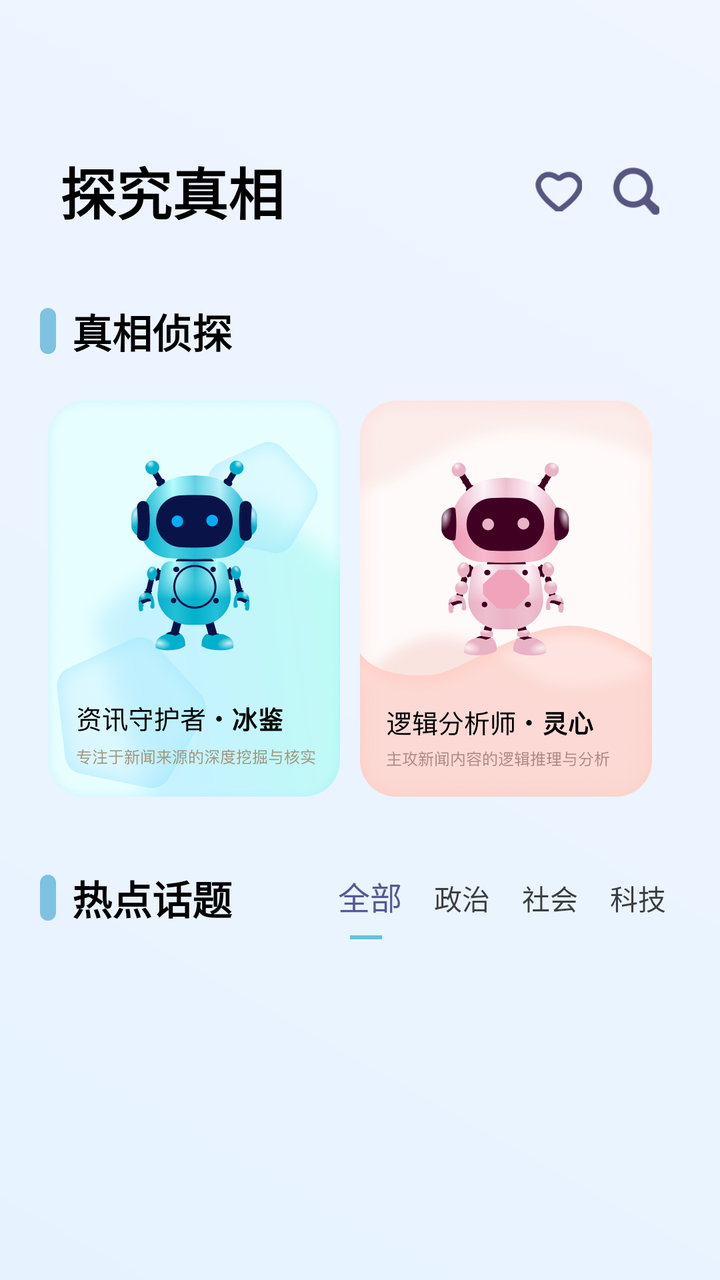
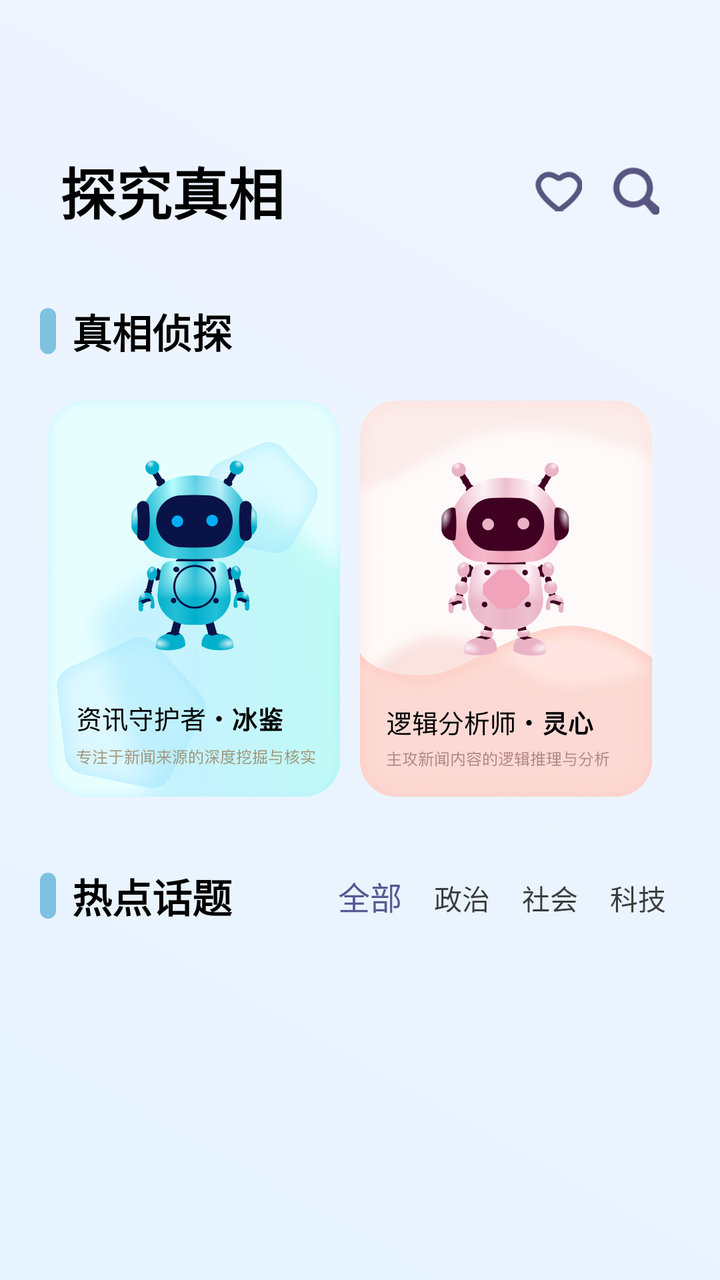

Screens rendered from an Android XML layout before and after an edit, with the pre-edit source and the edit as a unified diff.
<!-- AndroidManifest.xml: application theme Theme.InsightNewsAndroid -->
<!-- res/layout/fragment_explore.xml -->
<?xml version="1.0" encoding="utf-8"?>

<ScrollView xmlns:android="http://schemas.android.com/apk/res/android"
    xmlns:app="http://schemas.android.com/apk/res-auto"
    android:layout_width="match_parent"
    android:layout_height="match_parent"
    android:background="@drawable/background_gradient"
    android:fillViewport="true">

    <LinearLayout
        android:layout_width="match_parent"
        android:layout_height="wrap_content"
        android:orientation="vertical">

        
        <LinearLayout
            android:layout_width="match_parent"
            android:layout_height="wrap_content"
            android:orientation="horizontal"
            android:paddingHorizontal="30dp"
            android:paddingTop="75dp"
            android:paddingBottom="35dp"
            android:gravity="center_vertical">

            <TextView
                android:id="@+id/tvTitle"
                android:layout_width="0dp"
                android:layout_height="wrap_content"
                android:layout_weight="1"
                android:text="@string/explore_title"
                android:textSize="28sp"
                android:textStyle="bold"
                android:textColor="@color/black" />

            <ImageView
                android:id="@+id/ivCollect"
                android:layout_width="24dp"
                android:layout_height="24dp"
                android:src="@drawable/ic_heart"
                android:layout_marginEnd="15dp"
                android:contentDescription="@string/collect_description"
                android:clickable="true"
                android:focusable="true" />

            <ImageView
                android:id="@+id/ivSearch"
                android:layout_width="24dp"
                android:layout_height="24dp"
                android:src="@drawable/ic_search"
                android:contentDescription="@string/search_description"
                android:clickable="true"
                android:focusable="true" />

        </LinearLayout>

        
        <LinearLayout
            android:layout_width="match_parent"
            android:layout_height="wrap_content"
            android:orientation="vertical"
            android:paddingBottom="30dp">

            
            <LinearLayout
                android:layout_width="match_parent"
                android:layout_height="wrap_content"
                android:orientation="horizontal"
                android:gravity="center_vertical"
                android:paddingHorizontal="20dp"
                android:paddingBottom="20dp">

                <View
                    android:layout_width="8dp"
                    android:layout_height="23dp"
                    android:background="@drawable/rounded_blue_rectangle"
                    android:layout_marginEnd="8dp" />

                <TextView
                    android:layout_width="wrap_content"
                    android:layout_height="wrap_content"
                    android:text="@string/truth_detective"
                    android:textSize="20sp"
                    android:textStyle="bold"
                    android:textColor="@color/black" />

            </LinearLayout>

            
            <HorizontalScrollView
                android:layout_width="match_parent"
                android:layout_height="wrap_content"
                android:paddingHorizontal="24dp"
                android:scrollbars="none">

                <LinearLayout
                    android:layout_width="wrap_content"
                    android:layout_height="wrap_content"
                    android:orientation="horizontal"
                    android:paddingEnd="24dp">

                    <ImageView
                        android:id="@+id/ivBingjian"
                        android:layout_width="146dp"
                        android:layout_height="198dp"
                        android:src="@drawable/bingjian"
                        android:scaleType="centerCrop"
                        android:background="@drawable/rounded_corner_18"
                        android:layout_marginEnd="10dp"
                        android:contentDescription="@string/bingjian_description"
                        android:clickable="true"
                        android:focusable="true" />

                    <ImageView
                        android:id="@+id/ivLingxin"
                        android:layout_width="146dp"
                        android:layout_height="198dp"
                        android:src="@drawable/linxin"
                        android:scaleType="centerCrop"
                        android:background="@drawable/rounded_corner_18"
                        android:layout_marginEnd="10dp"
                        android:contentDescription="@string/lingxin_description"
                        android:clickable="true"
                        android:focusable="true" />

                    <ImageView
                        android:id="@+id/ivNuanyang"
                        android:layout_width="146dp"
                        android:layout_height="198dp"
                        android:src="@drawable/nuanyang"
                        android:scaleType="centerCrop"
                        android:background="@drawable/rounded_corner_18"
                        android:contentDescription="@string/nuanyang_description"
                        android:clickable="true"
                        android:focusable="true" />

                </LinearLayout>

            </HorizontalScrollView>

        </LinearLayout>

        
        <LinearLayout
            android:layout_width="match_parent"
            android:layout_height="wrap_content"
            android:orientation="vertical">

            
            <LinearLayout
                android:layout_width="match_parent"
                android:layout_height="wrap_content"
                android:orientation="horizontal"
                android:gravity="center_vertical"
                android:paddingHorizontal="20dp"
                android:paddingBottom="20dp">

                <View
                    android:layout_width="8dp"
                    android:layout_height="23dp"
                    android:background="@drawable/rounded_blue_rectangle"
                    android:layout_marginEnd="8dp" />

                <TextView
                    android:layout_width="wrap_content"
                    android:layout_height="wrap_content"
                    android:text="@string/hot_topics"
                    android:textSize="20sp"
                    android:textStyle="bold"
                    android:textColor="@color/black"
                    android:layout_marginEnd="25dp" />

                
                <HorizontalScrollView
                    android:layout_width="0dp"
                    android:layout_height="wrap_content"
                    android:layout_weight="1"
                    android:scrollbars="none">

                    <RelativeLayout
                        android:layout_width="wrap_content"
                        android:layout_height="wrap_content"
                        android:paddingHorizontal="20dp">

                        <LinearLayout
                            android:id="@+id/categoryContainer"
                            android:layout_width="wrap_content"
                            android:layout_height="wrap_content"
                            android:orientation="horizontal">

                            <TextView
                                android:id="@+id/tvAll"
                                android:layout_width="wrap_content"
                                android:layout_height="wrap_content"
                                android:text="@string/category_all"
                                android:textSize="16sp"
                                android:textColor="@color/category_selected"
                                android:padding="8dp"
                                android:clickable="true"
                                android:focusable="true" />

                            <TextView
                                android:id="@+id/tvPolitics"
                                android:layout_width="wrap_content"
                                android:layout_height="wrap_content"
                                android:text="@string/category_politics"
                                android:textSize="14sp"
                                android:textColor="@color/black"
                                android:alpha="0.75"
                                android:padding="8dp"
                                android:clickable="true"
                                android:focusable="true" />

                            <TextView
                                android:id="@+id/tvSociety"
                                android:layout_width="wrap_content"
                                android:layout_height="wrap_content"
                                android:text="@string/category_society"
                                android:textSize="14sp"
                                android:textColor="@color/black"
                                android:alpha="0.75"
                                android:padding="8dp"
                                android:clickable="true"
                                android:focusable="true" />

                            <TextView
                                android:id="@+id/tvTech"
                                android:layout_width="wrap_content"
                                android:layout_height="wrap_content"
                                android:text="@string/category_tech"
                                android:textSize="14sp"
                                android:textColor="@color/black"
                                android:alpha="0.75"
                                android:padding="8dp"
                                android:clickable="true"
                                android:focusable="true" />

                            <TextView
                                android:id="@+id/tvCulture"
                                android:layout_width="wrap_content"
                                android:layout_height="wrap_content"
                                android:text="@string/category_culture"
                                android:textSize="14sp"
                                android:textColor="@color/black"
                                android:alpha="0.75"
                                android:padding="8dp"
                                android:clickable="true"
                                android:focusable="true" />

                            <TextView
                                android:id="@+id/tvEconomy"
                                android:layout_width="wrap_content"
                                android:layout_height="wrap_content"
                                android:text="@string/category_economy"
                                android:textSize="14sp"
                                android:textColor="@color/black"
                                android:alpha="0.75"
                                android:padding="8dp"
                                android:clickable="true"
                                android:focusable="true" />

                        </LinearLayout>

                        
                        <View
                            android:id="@+id/indicator"
                            android:layout_width="16dp"
                            android:layout_height="2dp"
                            android:background="@color/category_indicator"
                            android:layout_below="@id/categoryContainer"
                            android:layout_marginStart="7dp"
                            android:translationX="7dp" />

                    </RelativeLayout>

                </HorizontalScrollView>

            </LinearLayout>

            
            <ProgressBar
                android:id="@+id/progressBar"
                android:layout_width="wrap_content"
                android:layout_height="wrap_content"
                android:layout_gravity="center"
                android:layout_marginTop="20dp"
                android:layout_marginBottom="20dp"
                android:visibility="gone" />

            
            <androidx.recyclerview.widget.RecyclerView
                android:id="@+id/rvTopics"
                android:layout_width="match_parent"
                android:layout_height="wrap_content"
                android:paddingHorizontal="20dp"
                android:paddingBottom="80dp" />

        </LinearLayout>

    </LinearLayout>

</ScrollView>
<!-- resources referenced by this layout -->
<resources>
  <color name="black">#000000</color>
  <color name="category_indicator">#5FC5DA</color>
  <color name="category_selected">#565896</color>
  <!-- drawable background_gradient (drawable) -->
  <?xml version="1.0" encoding="utf-8"?>
  
  <shape xmlns:android="http://schemas.android.com/apk/res/android">
      <gradient
          android:startColor="#FFE6F3FF"
          android:endColor="#FFF0F5FF"
          android:angle="45" />
  </shape>
  <!-- drawable bingjian: png bitmap (drawable, 243884 bytes) -->
  <!-- drawable ic_heart: jpg bitmap (drawable, 1760 bytes) -->
  <!-- drawable ic_search: jpg bitmap (drawable, 1638 bytes) -->
  <!-- drawable linxin: png bitmap (drawable, 213978 bytes) -->
  <!-- drawable nuanyang: png bitmap (drawable, 227611 bytes) -->
  <!-- drawable rounded_blue_rectangle (drawable) -->
  <?xml version="1.0" encoding="utf-8"?>
  
  <shape xmlns:android="http://schemas.android.com/apk/res/android">
      <corners android:radius="20dp" />
      <solid android:color="#FF7EC1E1" />
  </shape>
  <!-- drawable rounded_corner_18 (drawable) -->
  <?xml version="1.0" encoding="utf-8"?>
  
  <shape xmlns:android="http://schemas.android.com/apk/res/android">
      <corners android:radius="18dp" />
      <solid android:color="@color/white" />
  </shape>
  <string name="bingjian_description">冰鉴</string>
  <string name="category_all">全部</string>
  <string name="category_culture">文化</string>
  <string name="category_economy">经济</string>
  <string name="category_politics">政治</string>
  <string name="category_society">社会</string>
  <string name="category_tech">科技</string>
  <string name="collect_description">收藏</string>
  <string name="explore_title">探究真相</string>
  <string name="hot_topics">热点话题</string>
  <string name="lingxin_description">灵心</string>
  <string name="nuanyang_description">暖阳</string>
  <string name="search_description">搜索</string>
  <string name="truth_detective">真相侦探</string>
  <style name="Theme.InsightNewsAndroid" parent="Theme.MaterialComponents.DayNight.DarkActionBar">
          
          <item name="colorPrimary">@color/blue_600</item>
          <item name="colorPrimaryVariant">@color/blue_700</item>
          <item name="colorOnPrimary">@color/white</item>
  
          
          <item name="colorSecondary">@color/blue_300</item>
          <item name="colorSecondaryVariant">@color/blue_400</item>
          <item name="colorOnSecondary">@color/black</item>
  
          
          <item name="android:statusBarColor">?attr/colorPrimaryVariant</item>
  
          
          <item name="android:windowBackground">@drawable/bg_loading</item>
      </style>
  <color name="white">#FFFFFF</color>
  <color name="blue_600">#1E88E5</color>
  <color name="blue_700">#1976D2</color>
  <color name="blue_300">#64B5F6</color>
  <color name="blue_400">#42A5F5</color>
  <!-- drawable bg_loading: jpg bitmap (drawable, 309895 bytes) -->
</resources>

<!-- the commit's change to res/layout/fragment_explore.xml (unified diff, before → after) -->
@@ -261,14 +261,6 @@
                         </LinearLayout>
 
                         
-                        <View
-                            android:id="@+id/indicator"
-                            android:layout_width="16dp"
-                            android:layout_height="2dp"
-                            android:background="@color/category_indicator"
-                            android:layout_below="@id/categoryContainer"
-                            android:layout_marginStart="7dp"
-                            android:translationX="7dp" />
 
                     </RelativeLayout>
 
<!-- resource entries referenced after the edit -->
@@ -1,7 +1,6 @@
 <!-- resources referenced by this layout -->
 <resources>
   <color name="black">#000000</color>
-  <color name="category_indicator">#5FC5DA</color>
   <color name="category_selected">#565896</color>
   <!-- drawable background_gradient (drawable) -->
   <?xml version="1.0" encoding="utf-8"?>
